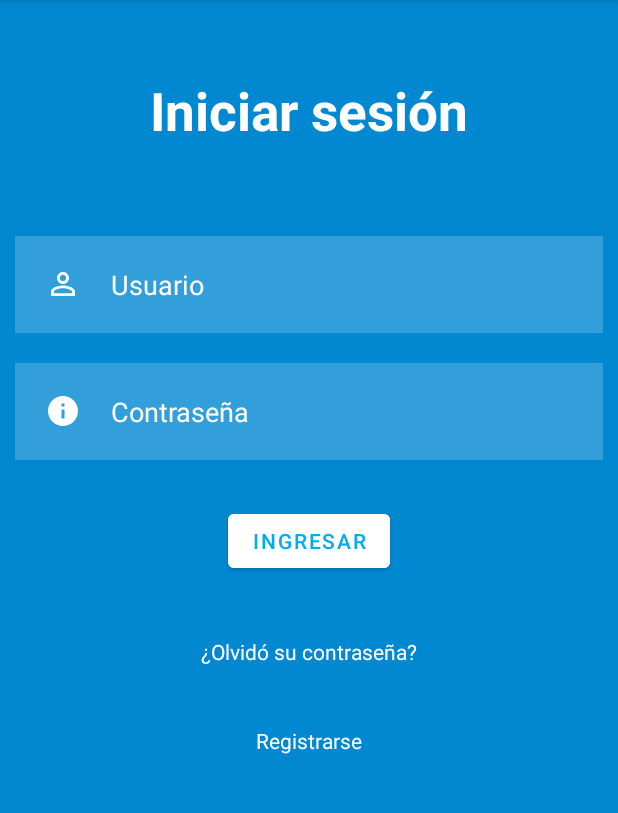
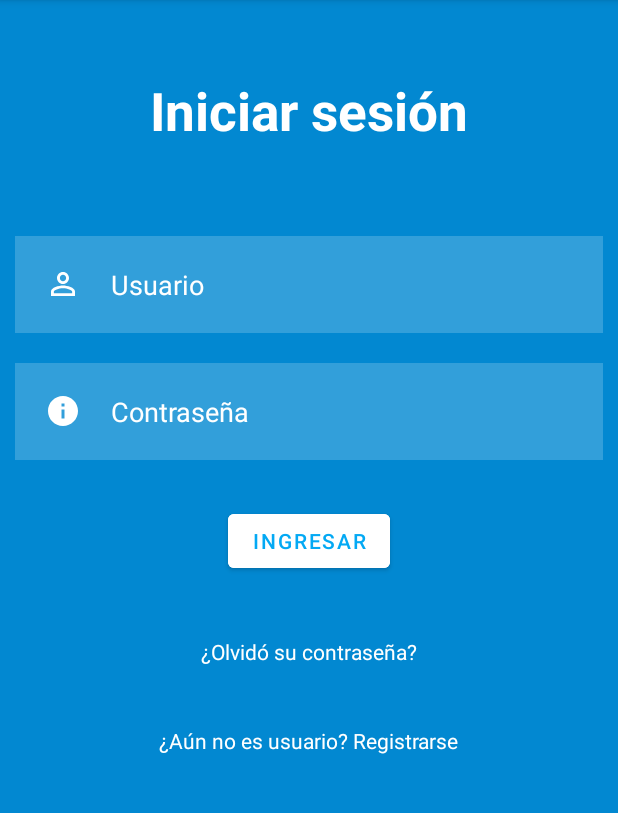
Before and after one commit to MartinMarandola/municipality-events-android, an Android app: the screen it shows after launch (LoginActivity), on a phone screen of 412 x 824 dp, the part 84-897 px from its top. Run offline under Robolectric (Android 15) with nearby library versions, the phone set to English and light mode, and no system bars.

Commit message:
-fix in @res/strings.xml value for login signup text

```diff
--- a/app/src/main/res/layout/activity_login.xml
+++ b/app/src/main/res/layout/activity_login.xml
@@ -72,9 +72,9 @@
     <TextView
         android:layout_width="wrap_content"
         android:layout_height="wrap_content"
-        android:id="@+id/signUp"
+        android:id="@+id/signUpid"
         android:layout_below="@id/forgotPassword"
-        android:text="@string/signup"
+        android:text="@string/signupLogin"
         android:textColor="@color/white"
         android:layout_centerHorizontal="true"
         android:layout_margin="20dp"/>
--- a/app/src/main/res/values/strings.xml
+++ b/app/src/main/res/values/strings.xml
@@ -21,5 +21,5 @@
     <string name="passwordText">Contraseña</string>
     <string name="login">Ingresar</string>
     <string name="forgotpassword">¿Olvidó su contraseña?</string>
-    <string name="signup">¿Aún no es usuario? Registrarse </string>
+    <string name="signupLogin">¿Aún no es usuario? Registrarse </string>
 </resources>
```
